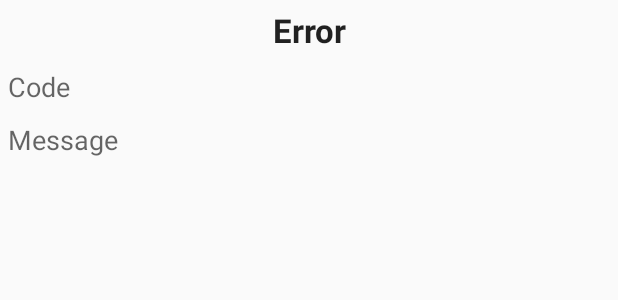
After one commit to meugen/restaurantsmap, an Android app: the layout fragment_connection_error.xml on its own in the app's theme, with its tools: preview values and no code run, on a phone screen of 412 x 824 dp. The commit adds this screen. Shown: the top 300 px of the screen. Run offline under Robolectric (Android 15) with nearby library versions, the phone set to English and light mode, and no system bars.

Commit message:
Implemented fragment for connection error

```diff
--- a/app/src/main/res/layout/activity_main.xml
+++ b/app/src/main/res/layout/activity_main.xml
@@ -1,6 +1,5 @@
 <?xml version="1.0" encoding="utf-8"?>
-<fragment xmlns:android="http://schemas.android.com/apk/res/android"
-          android:name="com.google.android.gms.maps.SupportMapFragment"
-          android:id="@+id/map"
+<FrameLayout xmlns:android="http://schemas.android.com/apk/res/android"
+          android:id="@+id/container"
           android:layout_width="match_parent"
           android:layout_height="match_parent"/>
--- /dev/null
+++ b/app/src/main/res/layout/fragment_connection_error.xml
@@ -0,0 +1,63 @@
+<?xml version="1.0" encoding="utf-8"?>
+<LinearLayout
+    xmlns:android="http://schemas.android.com/apk/res/android"
+    android:orientation="vertical"
+    android:layout_width="match_parent"
+    android:layout_height="match_parent">
+
+    <TextView
+        android:layout_width="match_parent"
+        android:layout_height="wrap_content"
+        android:textAppearance="?android:attr/textAppearanceLarge"
+        android:text="@string/error_title"
+        android:textStyle="bold"
+        android:gravity="center"
+        android:padding="@dimen/default_padding"/>
+
+    <LinearLayout
+        android:layout_width="match_parent"
+        android:layout_height="wrap_content"
+        android:orientation="horizontal"
+        android:padding="@dimen/default_padding"
+        android:weightSum="1.0">
+
+        <TextView
+            android:layout_width="0dp"
+            android:layout_height="wrap_content"
+            android:layout_weight="0.25"
+            android:text="@string/error_code"
+            android:textAppearance="?android:attr/textAppearanceMedium"/>
+
+        <TextView
+            android:layout_width="0dp"
+            android:layout_height="wrap_content"
+            android:layout_weight="0.75"
+            android:id="@+id/code"
+            android:textAppearance="?android:attr/textAppearanceMedium"/>
+
+    </LinearLayout>
+
+    <LinearLayout
+        android:layout_width="match_parent"
+        android:layout_height="match_parent"
+        android:orientation="horizontal"
+        android:padding="@dimen/default_padding"
+        android:weightSum="1.0">
+
+        <TextView
+            android:layout_width="0dp"
+            android:layout_height="wrap_content"
+            android:layout_weight="0.25"
+            android:text="@string/error_message"
+            android:textAppearance="?android:attr/textAppearanceMedium"/>
+
+        <TextView
+            android:layout_width="0dp"
+            android:layout_height="wrap_content"
+            android:layout_weight="0.75"
+            android:id="@+id/message"
+            android:textAppearance="?android:attr/textAppearanceMedium"/>
+
+    </LinearLayout>
+
+</LinearLayout>
--- a/app/src/main/res/values/dimens.xml
+++ b/app/src/main/res/values/dimens.xml
@@ -2,4 +2,6 @@
     <!-- Default screen margins, per the Android Design guidelines. -->
     <dimen name="activity_horizontal_margin">16dp</dimen>
     <dimen name="activity_vertical_margin">16dp</dimen>
+
+    <dimen name="default_padding">5dp</dimen>
 </resources>
--- a/app/src/main/res/values/strings.xml
+++ b/app/src/main/res/values/strings.xml
@@ -1,3 +1,7 @@
 <resources>
     <string name="app_name">Restaurants map</string>
+
+    <string name="error_title">Error</string>
+    <string name="error_code">Code</string>
+    <string name="error_message">Message</string>
 </resources>
```
Also changed, not shown: app/src/main/java/ua/meugen/android/levelup/restaurantsmap/MainActivity.java (+16 -2 lines), app/src/main/java/ua/meugen/android/levelup/restaurantsmap/fragments/ConnectionErrorFragment.java (added, +59 -0 lines).
